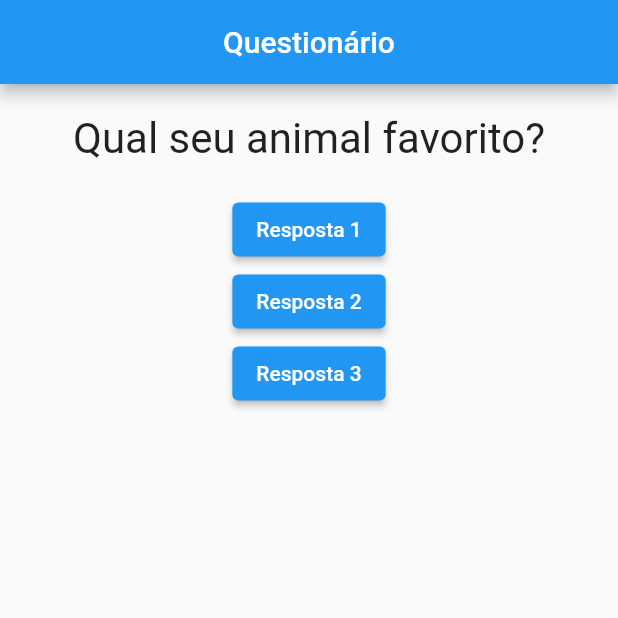
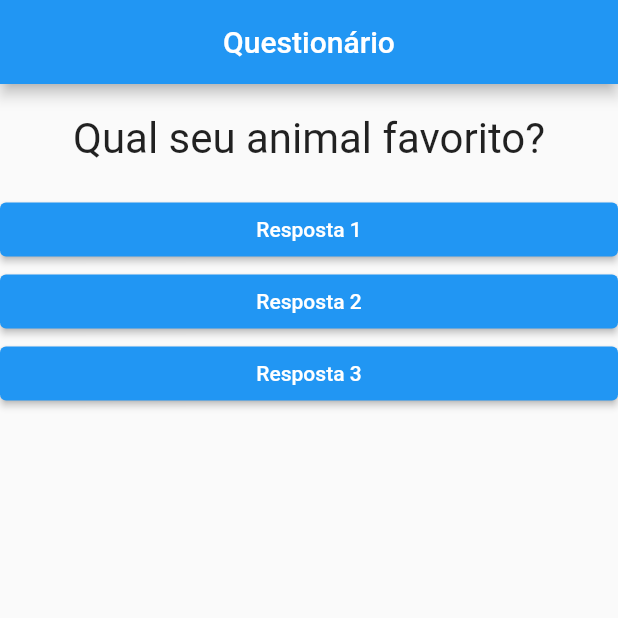
Before and after one commit to np4checo/helloworld-flutter, a Flutter app: the screen it shows after launch, on a phone screen of 412 x 824 dp, the top half of it. Run offline on Flutter 3.47's test engine with Material 2 defaults, Android fonts, the phone set to English and light mode, and no system bars.

Commit message:
add-resposta-component

```diff
--- a/lib/main.dart
+++ b/lib/main.dart
@@ -1,8 +1,9 @@
 import 'package:flutter/material.dart';
 import './questao.dart';
+import './resposta.dart';
 
 main() {
-  runApp(PerguntaApp());
+  runApp(const PerguntaApp());
 }
 
 class _PerguntaAppState extends State<PerguntaApp> {
@@ -10,7 +11,6 @@
     setState(() {
       _perguntaSelecionada++;
     });
-    print(_perguntaSelecionada);
   }
 
   var _perguntaSelecionada = 0;
@@ -30,18 +30,9 @@
       body: Column(
         children: [
           Questao(perguntas[_perguntaSelecionada]),
-          ElevatedButton(
-            onPressed: _responder,
-            child: const Text('Resposta 1'),
-          ),
-          ElevatedButton(
-            onPressed: _responder,
-            child: const Text('Resposta 2'),
-          ),
-          ElevatedButton(
-            onPressed: _responder,
-            child: const Text('Resposta 3'),
-          ),
+          Resposta('Resposta 1', _responder),
+          Resposta('Resposta 2', _responder),
+          Resposta('Resposta 3', _responder)
         ],
       ),
     ));
@@ -49,6 +40,10 @@
 }
 
 class PerguntaApp extends StatefulWidget {
+  const PerguntaApp({super.key});
+
+  @override
+  // ignore: library_private_types_in_public_api
   _PerguntaAppState createState() {
     return _PerguntaAppState();
   }
--- /dev/null
+++ b/lib/resposta.dart
@@ -0,0 +1,20 @@
+import 'package:flutter/material.dart';
+
+class Resposta extends StatelessWidget {
+  final String texto;
+  final void Function() quandoSelecionado;
+  const Resposta(this.texto, this.quandoSelecionado, {super.key});
+  @override
+  Widget build(BuildContext context) {
+    // ignore: sized_box_for_whitespace
+    return Container(
+      width: double.infinity,
+      child: ElevatedButton(
+        style: ElevatedButton.styleFrom(
+            foregroundColor: Colors.white, backgroundColor: Colors.blue),
+        onPressed: quandoSelecionado,
+        child: Text(texto),
+      ),
+    );
+  }
+}
```
Also changed, not shown: 1 other file.
